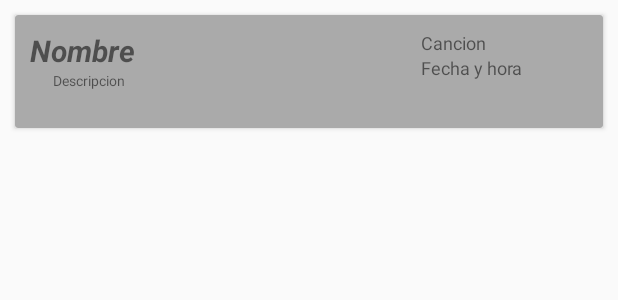
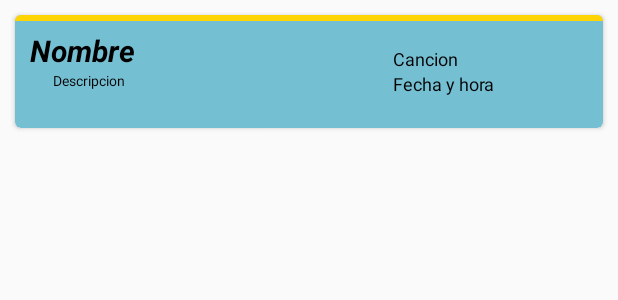
Before and after one commit to Muglok/MomentoProyect, an Android app: the layout item_list_momento.xml on its own in the app's theme, with its tools: preview values and no code run, on a phone screen of 412 x 824 dp. Shown: the top 300 px of the screen. Run offline under Robolectric (Android 15) with nearby library versions, the light colour scheme and no system bars; network calls fail.

Commit message:
Moar diseño

```diff
--- a/MomentosChristmas/Practica3/Practica_3/app/src/main/java/com/dam/jesus/practica_2/CrearMomento.java
+++ b/MomentosChristmas/Practica3/Practica_3/app/src/main/java/com/dam/jesus/practica_2/CrearMomento.java
@@ -172,7 +172,7 @@ public class CrearMomento extends AppCompatActivity implements OnMapReadyCallbac
         String cancionParam = cancion.getText().toString();
 
         fechaActual = new SimpleDateFormat("dd-MM-yyyy", Locale.getDefault()).format(new Date());
-        horaActual = new SimpleDateFormat("HH:mm:ss", Locale.getDefault()).format(new Date());
+        horaActual = new SimpleDateFormat("HH:mm", Locale.getDefault()).format(new Date());
 
         compartido = 0;
 
--- a/MomentosChristmas/Practica3/Practica_3/app/src/main/res/layout/item_list_momento.xml
+++ b/MomentosChristmas/Practica3/Practica_3/app/src/main/res/layout/item_list_momento.xml
@@ -5,31 +5,33 @@
     android:layout_width="match_parent"
     android:layout_height="match_parent">
 
-
-
     <android.support.v7.widget.CardView
-        android:layout_width="match_parent"
+        xmlns:card_view="http://schemas.android.com/apk/res-auto"
+        android:layout_width="fill_parent"
         android:layout_height="wrap_content"
         android:layout_marginRight="10dp"
         android:layout_marginTop="10dp"
         android:layout_marginLeft="10dp"
-        card_view:cardBackgroundColor="@android:color/darker_gray">
+        card_view:cardBackgroundColor="#75bfd3"
+        card_view:cardCornerRadius="4dp">
 
-
+        <TextView
+            android:layout_width="match_parent"
+            android:layout_height="4dp"
+            android:background="#ffd404"/>
 
         <LinearLayout
-            android:layout_width="match_parent"
+            android:layout_width="fill_parent"
             android:layout_height="wrap_content"
             android:orientation="horizontal"
-            android:layout_margin="10dp">
-
-
+            android:layout_margin="10dp"
+            android:gravity="center">
 
             <LinearLayout
                 android:layout_width="match_parent"
                 android:layout_height="wrap_content"
                 android:orientation="vertical"
-                android:layout_weight="3">
+                android:layout_weight="35">
 
                 <TextView
                     android:id="@+id/idTitulo"
@@ -37,7 +39,8 @@
                     android:layout_height="wrap_content"
                     android:text="Nombre"
                     android:textSize="20dp"
-                    android:textStyle="bold|italic" />
+                    android:textStyle="bold|italic"
+                    android:textColor="@color/common_google_signin_btn_text_dark_focused"/>
 
                 <TextView
                     android:id="@+id/idDescripcion"
@@ -46,31 +49,32 @@
                     android:text="Descripcion"
                     android:layout_marginBottom="15dp"
                     android:paddingLeft="15dp"
-                    android:textSize="9dp"/>
+                    android:textSize="9dp"
+                    android:textColor="@color/common_google_signin_btn_text_dark_focused"/>
             </LinearLayout>
             <LinearLayout
                 android:layout_width="match_parent"
                 android:layout_height="wrap_content"
                 android:orientation="vertical"
-                android:layout_weight="7">
+                android:layout_weight="65">
 
                 <TextView
                     android:id="@+id/idCancion"
                     android:layout_width="wrap_content"
                     android:layout_height="wrap_content"
                     android:text="Cancion"
-                    android:textSize="12dp" />
+                    android:textSize="12dp"
+                    android:textColor="@color/common_google_signin_btn_text_dark_focused"/>
 
                 <TextView
                     android:id="@+id/idFecha"
                     android:layout_width="wrap_content"
                     android:layout_height="wrap_content"
                     android:text="Fecha y hora"
-                    android:textSize="12dp" />
+                    android:textSize="12dp"
+                    android:textColor="@color/common_google_signin_btn_text_dark_focused"/>
             </LinearLayout>
 
         </LinearLayout>
-
-
     </android.support.v7.widget.CardView>
 </LinearLayout>
```
